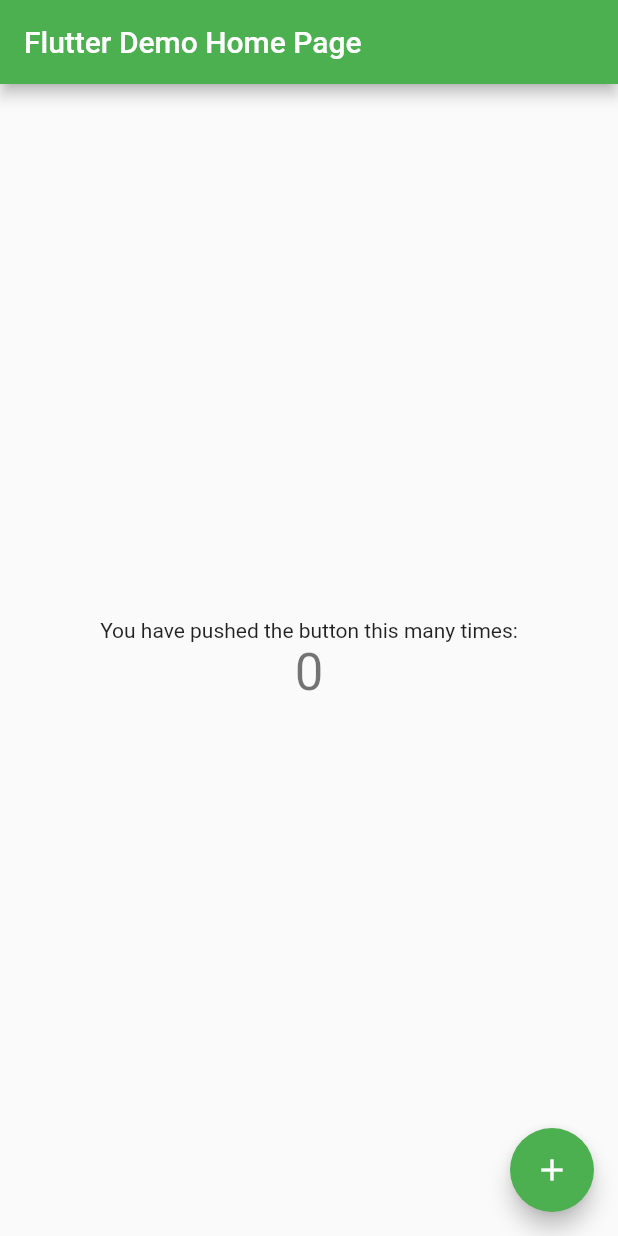
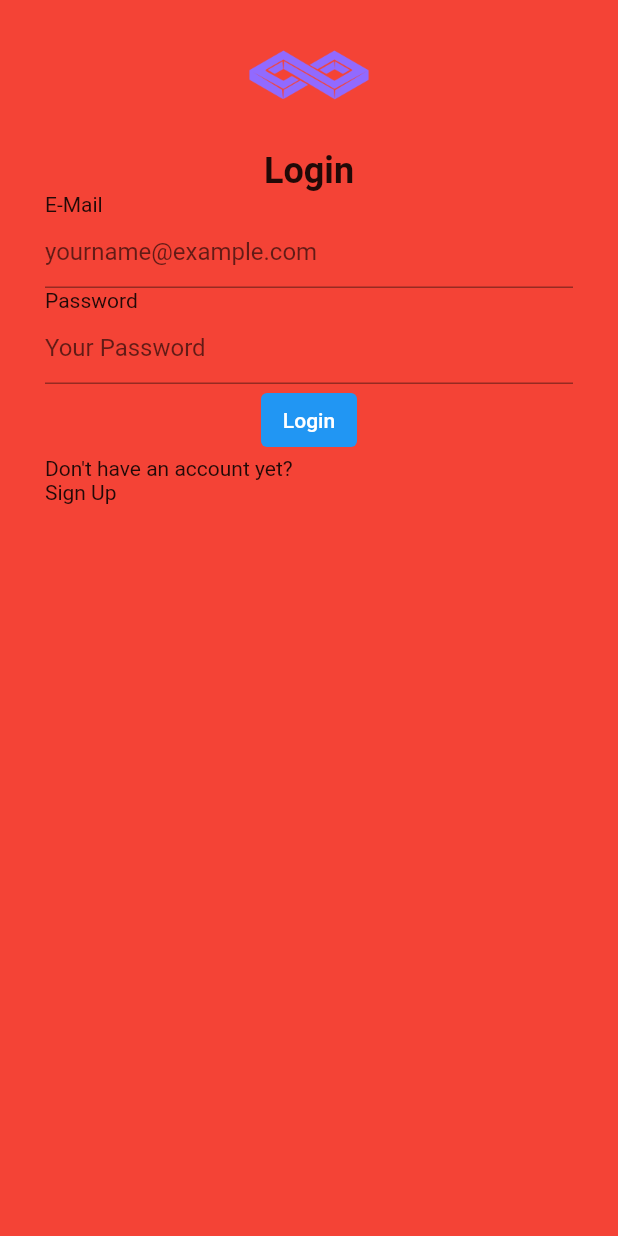
Before and after one commit to AwangPraja01/simple_login_screen_with_flutter, a Flutter app: the screen it shows after launch, on a phone screen of 412 x 824 dp. Run offline on Flutter 3.47's test engine with Material 2 defaults, Android fonts, the phone set to English and light mode, and no system bars.

Commit message:
Added widget but not styled yet

```diff
--- /dev/null
+++ b/lib/formTextInput.dart
@@ -0,0 +1,22 @@
+import 'package:flutter/material.dart';
+
+class FormTextInput extends StatelessWidget {
+  final String name, hintText;
+
+  FormTextInput(this.name, this.hintText);
+
+  @override
+  Widget build(BuildContext context) {
+    return Container(
+      child: Column(
+        crossAxisAlignment: CrossAxisAlignment.start,
+        children: [
+          Text(name),
+          TextField(
+            decoration: InputDecoration(hintText: hintText),
+          )
+        ],
+      ),
+    );
+  }
+}
--- /dev/null
+++ b/lib/logoWithLoginText.dart
@@ -0,0 +1,23 @@
+import 'package:flutter/material.dart';
+
+class LogoWithLoginText extends StatelessWidget {
+  @override
+  Widget build(BuildContext context) {
+    return Container(
+      alignment: AlignmentDirectional.center,
+      child: Column(
+        children: [
+          Image.asset(
+            'assets/images/companyLogo.png',
+            width: 100,
+            height: 100,
+          ),
+          Text(
+            "Login",
+            style: TextStyle(fontSize: 24, fontWeight: FontWeight.w600),
+          ),
+        ],
+      ),
+    );
+  }
+}
--- a/lib/main.dart
+++ b/lib/main.dart
@@ -1,113 +1,46 @@
+// Package
 import 'package:flutter/material.dart';
+// Widget
+import 'formTextInput.dart';
+import 'logoWithLoginText.dart';
 
 void main() {
-  runApp(MyApp());
+  runApp(MaterialApp(
+    debugShowCheckedModeBanner: false,
+    home: Login(),
+  ));
 }
 
-class MyApp extends StatelessWidget {
-  // This widget is the root of your application.
+class Login extends StatelessWidget {
   @override
   Widget build(BuildContext context) {
-    return MaterialApp(
-      title: 'Flutter Demo',
-      theme: ThemeData(
-        // This is the theme of your application.
-        //
-        // Try running your application with "flutter run". You'll see the
-        // application has a blue toolbar. Then, without quitting the app, try
-        // changing the primarySwatch below to Colors.green and then invoke
-        // "hot reload" (press "r" in the console where you ran "flutter run",
-        // or simply save your changes to "hot reload" in a Flutter IDE).
-        // Notice that the counter didn't reset back to zero; the application
-        // is not restarted.
-        primarySwatch: Colors.green,
+    return Scaffold(
+      backgroundColor: Colors.red,
+      body: Container(
+        padding: EdgeInsets.only(left: 30.0, right: 30.0),
+        child: Column(
+          children: [
+            LogoWithLoginText(),
+            FormTextInput("E-Mail", "yourname@example.com"),
+            FormTextInput("Password", "Your Password"),
+            TextButton(
+              style: TextButton.styleFrom(backgroundColor: Colors.blue),
+              onPressed: () {},
+              child: Text(
+                "Login",
+                style: TextStyle(color: Colors.white),
+              ),
+            ),
+            Container(
+              alignment: AlignmentDirectional.centerStart,
+              child: Column(
+                crossAxisAlignment: CrossAxisAlignment.start,
+                children: [Text("Don't have an account yet?"), Text("Sign Up")],
+              ),
+            )
+          ],
+        ),
       ),
-      home: MyHomePage(title: 'Flutter Demo Home Page'),
     );
   }
 }
-
-class MyHomePage extends StatefulWidget {
-  MyHomePage({Key? key, required this.title}) : super(key: key);
-
-  // This widget is the home page of your application. It is stateful, meaning
-  // that it has a State object (defined below) that contains fields that affect
-  // how it looks.
-
-  // This class is the configuration for the state. It holds the values (in this
-  // case the title) provided by the parent (in this case the App widget) and
-  // used by the build method of the State. Fields in a Widget subclass are
-  // always marked "final".
-
-  final String title;
-
-  @override
-  _MyHomePageState createState() => _MyHomePageState();
-}
-
-class _MyHomePageState extends State<MyHomePage> {
-  int _counter = 0;
-
-  void _incrementCounter() {
-    setState(() {
-      // This call to setState tells the Flutter framework that something has
-      // changed in this State, which causes it to rerun the build method below
-      // so that the display can reflect the updated values. If we changed
-      // _counter without calling setState(), then the build method would not be
-      // called again, and so nothing would appear to happen.
-      _counter++;
-    });
-  }
-
-  @override
-  Widget build(BuildContext context) {
-    // This method is rerun every time setState is called, for instance as done
-    // by the _incrementCounter method above.
-    //
-    // The Flutter framework has been optimized to make rerunning build methods
-    // fast, so that you can just rebuild anything that needs updating rather
-    // than having to individually change instances of widgets.
-    return Scaffold(
-      appBar: AppBar(
-        // Here we take the value from the MyHomePage object that was created by
-        // the App.build method, and use it to set our appbar title.
-        title: Text(widget.title),
-      ),
-      body: Center(
-        // Center is a layout widget. It takes a single child and positions it
-        // in the middle of the parent.
-        child: Column(
-          // Column is also a layout widget. It takes a list of children and
-          // arranges them vertically. By default, it sizes itself to fit its
-          // children horizontally, and tries to be as tall as its parent.
-          //
-          // Invoke "debug painting" (press "p" in the console, choose the
-          // "Toggle Debug Paint" action from the Flutter Inspector in Android
-          // Studio, or the "Toggle Debug Paint" command in Visual Studio Code)
-          // to see the wireframe for each widget.
-          //
-          // Column has various properties to control how it sizes itself and
-          // how it positions its children. Here we use mainAxisAlignment to
-          // center the children vertically; the main axis here is the vertical
-          // axis because Columns are vertical (the cross axis would be
-          // horizontal).
-          mainAxisAlignment: MainAxisAlignment.center,
-          children: <Widget>[
-            Text(
-              'You have pushed the button this many times:',
-            ),
-            Text(
-              '$_counter',
-              style: Theme.of(context).textTheme.headline4,
-            ),
-          ],
-        ),
-      ),
-      floatingActionButton: FloatingActionButton(
-        onPressed: _incrementCounter,
-        tooltip: 'Increment',
-        child: Icon(Icons.add),
-      ), // This trailing comma makes auto-formatting nicer for build methods.
-    );
-  }
-}
--- a/pubspec.yaml
+++ b/pubspec.yaml
@@ -45,9 +45,8 @@
   uses-material-design: true
 
   # To add assets to your application, add an assets section, like this:
-  # assets:
-  #   - images/a_dot_burr.jpeg
-  #   - images/a_dot_ham.jpeg
+  assets:
+    - assets/images/companyLogo.png
 
   # An image asset can refer to one or more resolution-specific "variants", see
   # https://flutter.dev/assets-and-images/#resolution-aware.
```
Also changed, not shown: assets/images/companyLogo.png (added), 1 other file.
